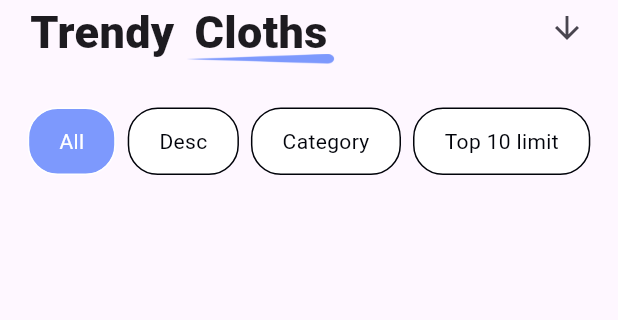
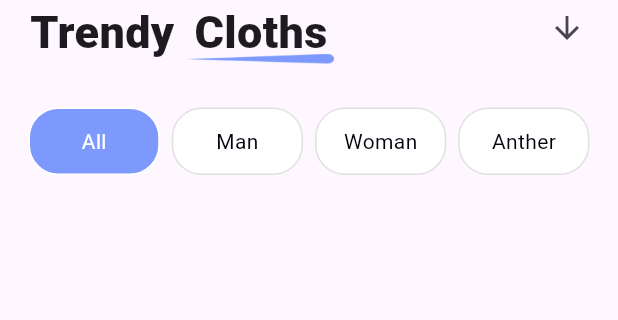
Before and after one commit to Zoz15/ecom, a Flutter app: the screen it shows after launch, on a phone screen of 412 x 824 dp, the part 95-415 px from its top. Run offline on Flutter 3.47's test engine with Material 3 defaults, Android fonts, the phone set to English and light mode, and no system bars; network calls fail.

Commit message:
[home Screen] add ather widget and api

```diff
--- a/lib/Screens/categry/desc.dart
+++ b/lib/Screens/categry/desc.dart
@@ -16,22 +16,17 @@ class _DescState extends State<Desc> {
 
   @override
   Widget build(BuildContext context) {
-    return FutureBuilder(
+    return Padding(
+      padding: const EdgeInsets.only(right: 15, left: 15),
+      child: FutureBuilder(
         future: funGetDesc(),
         builder: (context, snapshot) {
           if (snapshot.connectionState == ConnectionState.waiting) {
             return const Center(child: CircularProgressIndicator());
           } else
-        // if (snapshot.hasError) {
-        //   return Center(child: Text('Error: ${snapshot.error}'));
-        // } else if (!snapshot.hasData || snapshot.data == null) {
-        //   return const Expanded(
-        //       child: Center(child: Text('No products available')));
-        // } else
+
           {
             return GridView.builder(
-            //shrinkWrap: true,
-            //physics: const NeverScrollableScrollPhysics(),
               gridDelegate: const SliverGridDelegateWithFixedCrossAxisCount(
                 crossAxisCount: 2,
                 childAspectRatio: 2 / 3,
@@ -51,6 +46,7 @@ class _DescState extends State<Desc> {
             );
           }
         },
+      ),
     );
   }
 }
--- a/lib/Screens/home_screen.dart
+++ b/lib/Screens/home_screen.dart
@@ -1,5 +1,5 @@
 import 'package:ecomorse/Screens/categry/allproduct.dart';
-import 'package:ecomorse/model/get_all_prodactsJ.dart';
+import 'package:ecomorse/Screens/categry/categroy.dart';
 import 'package:flutter/material.dart';
 import 'package:ecomorse/constants/AppConstants.dart';
 import 'package:ecomorse/Widget/widget_of_homeScreen.dart';
@@ -8,14 +8,12 @@ import 'package:ecomorse/Screens/categry/desc.dart';
 late double height;
 late double width;
 
-
 class HomeScreen extends StatefulWidget {
   @override
   State<HomeScreen> createState() => _HomeScreenState();
 }
 
 class _HomeScreenState extends State<HomeScreen> {
-
   void updataSortProduct(String category) {
     setState(() {
       selectedCategory = category;
@@ -47,12 +45,9 @@ class _HomeScreenState extends State<HomeScreen> {
                 child: Column(
                   children: [
                     Padding(
-                      padding: const EdgeInsets.symmetric(vertical: 15),
-                      child: SingleChildScrollView(
-                        scrollDirection: Axis.horizontal,
-                        child: Category(
-                          onback: updateSelectedCategory,
-                        ),
+                      padding: const EdgeInsets.all(15),
+                      child: CategoryBar(
+                        onback: updateSelectedCategory,
                       ),
                     ),
                     //               ? contaner have radius only top
@@ -60,19 +55,11 @@ class _HomeScreenState extends State<HomeScreen> {
                     Expanded(
                       child: selectedCategory == 'All'
                           ? sortState
-                              ?  const Padding(
-                                  padding: EdgeInsets.only(right: 15, left: 15),
-                                  child: Desc(),
-                                )
-                              :  Padding(
-                                  padding: const EdgeInsets.only(right: 15, left: 15),
-                                  child: AllProductWidget(),
-                                )
-                          : Container(
-                              height: 100,
-                              width: 100,
-                              color: orange,
-                            ),
+                              ? const Desc()
+                              : AllProductWidget()
+                          : selectedCategory == 'Anther'
+                              ? Category(onSelected: updataSortProduct)
+                              : Container(),
                     ),
                   ],
                 ),
@@ -145,6 +132,7 @@ class _HomeScreenState extends State<HomeScreen> {
   // }
 }
 
+// ignore: must_be_immutable
 class Explore_frist_think_in_app extends StatefulWidget {
   Function(String) onback;
   Explore_frist_think_in_app({
--- a/lib/Widget/widget_of_homeScreen.dart
+++ b/lib/Widget/widget_of_homeScreen.dart
@@ -1,72 +1,76 @@
 import 'package:ecomorse/constants/AppConstants.dart';
 import 'package:flutter/material.dart';
 
-class NewWidget extends StatelessWidget {
-  const NewWidget({
-    super.key,
-  });
+// class NewWidget extends StatelessWidget {
+//   const NewWidget({
+//     super.key,
+//   });
 
-  @override
-  Widget build(BuildContext context) {
-    return Padding(
-      padding: const EdgeInsets.all(4.0),
-      child: Container(
-        height: 45,
-        padding: EdgeInsets.symmetric(horizontal: 15, vertical: 5),
-        child: Center(
-            child: Text(
-          'All product',
-          style: TextStyle(color: white),
-        )),
-        decoration: BoxDecoration(
-          borderRadius: BorderRadius.circular(25),
-          color: orange,
-        ),
-      ),
-    );
-  }
-}
+//   @override
+//   Widget build(BuildContext context) {
+//     return Padding(
+//       padding: const EdgeInsets.all(4.0),
+//       child: Container(
+//         height: 45,
+//         padding: EdgeInsets.symmetric(horizontal: 15, vertical: 5),
+//         child: Center(
+//             child: Text(
+//           'All product',
+//           style: TextStyle(color: white),
+//         )),
+//         decoration: BoxDecoration(
+//           borderRadius: BorderRadius.circular(25),
+//           color: orange,
+//         ),
+//       ),
+//     );
+//   }
+// }
 
 // ignore: must_be_immutable
 // ====================== Section of slide Under SearchBar ===============
-class Category extends StatefulWidget {
+class CategoryBar extends StatefulWidget {
   final Function(String) onback;
 
-  const Category({super.key, required this.onback});
+  const CategoryBar({super.key, required this.onback});
   @override
-  State<Category> createState() => _CategoryState();
+  State<CategoryBar> createState() => _CategoryBarState();
 }
 
-class _CategoryState extends State<Category> {
-  final List<String> category = ['All', 'Desc', 'Category', 'Top 10 limit'];
+class _CategoryBarState extends State<CategoryBar> {
+
 
   @override
   Widget build(BuildContext context) {
     return Row(
       children: category.map((cat) {
-        return InkWell(
+        return Expanded(
+          child: InkWell(
             onTap: () {
               selectedCategory = cat;
               widget.onback(cat);
             },
             child: Padding(
-            padding: EdgeInsets.all(4.0),
+              padding: const EdgeInsets.all(4.0),
               child: AnimatedContainer(
                 height: 45,
-              padding: const EdgeInsets.symmetric(horizontal: 20, vertical: 5),
+                padding: const EdgeInsets.symmetric(vertical: 5),
                 decoration: BoxDecoration(
                   borderRadius: BorderRadius.circular(20),
                   border: selectedCategory != cat
-                    ? Border.all(color: black)
+                      ? Border.all(color: Colors.black12)
                       : Border.all(color: white),
                   color: selectedCategory == cat ? blue : white,
                 ),
                 duration: const Duration(milliseconds: 500),
                 child: Center(
+                  child: Expanded(
                     child: Text(
                       cat,
                       style: TextStyle(
                         color: selectedCategory == cat ? Colors.white : black,
+                      ),
+                    ),
                   ),
                 ),
               ),
@@ -78,23 +82,23 @@ class _CategoryState extends State<Category> {
   }
 }
 
-Padding Section_of_slide_Under_SearchBarStatee(String name_of_section) {
-  return Padding(
-    padding: EdgeInsets.all(4.0),
-    child: AnimatedContainer(
-      height: 45,
-      padding: const EdgeInsets.symmetric(horizontal: 20, vertical: 5),
-      decoration: BoxDecoration(
-        borderRadius: BorderRadius.circular(25),
-        color: selectedCategory == name_of_section ? orange : orangelite,
-      ),
-      duration: const Duration(milliseconds: 500),
-      child: Center(
-          child: Text(
-        name_of_section,
-        style: TextStyle(
-            color: selectedCategory == name_of_section ? white : orange),
-      )),
-    ),
-  );
-}
+// Padding Section_of_slide_Under_SearchBarStatee(String name_of_section) {
+//   return Padding(
+//     padding: EdgeInsets.all(4.0),
+//     child: AnimatedContainer(
+//       height: 45,
+//       padding: const EdgeInsets.symmetric(horizontal: 20, vertical: 5),
+//       decoration: BoxDecoration(
+//         borderRadius: BorderRadius.circular(25),
+//         color: selectedCategory == name_of_section ? orange : orangelite,
+//       ),
+//       duration: const Duration(milliseconds: 500),
+//       child: Center(
+//           child: Text(
+//         name_of_section,
+//         style: TextStyle(
+//             color: selectedCategory == name_of_section ? white : orange),
+//       )),
+//     ),
+//   );
+// }
--- a/lib/constants/AppConstants.dart
+++ b/lib/constants/AppConstants.dart
@@ -1,34 +1,42 @@
-import 'package:ecomorse/model/get_all_prodactsJ.dart';
+import 'package:ecomorse/model/get_all_prodacts.dart';
 import 'package:ecomorse/model/get_desc.dart';
+import 'package:ecomorse/model/get_jewelery.dart';
 import 'package:flutter/material.dart';
 
 double hightoffiald = 50;
 double radius = 10;
 
-Color blue = Color(0xff7d99fd);
-Color liteBlue = Color(0xffecf0ff);
-Color black = Color(0xff01030a);
-Color white = Color(0xffffffff);
+final Color blue = Color(0xff7d99fd);
+final Color liteBlue = Color(0xffecf0ff);
+final Color black = Color(0xff01030a);
+final Color white = Color(0xffffffff);
 
-Color orange = Color(0xfffd7819);
-
-Color orangelite = Color(0xfff3e5da);
-
-//List category = [, 'Dosc', 'Category', 'Top 10 limet'];
+//List category = [, 'Dosc',  'Anther', 'Top 10 limet'];
 // String allproduct = ;
 // String desc = ;
 // String category = ;
 // String top_10 = ;
 
 String selectedCategory = 'All';
+String selectedCategoryLevel2 = 'Electronics';
+String dropdownValue = '';
 bool sortState = true;
 
 // !================= the list ================
 List<AllProducts> list_of_allProducts = [];
 List<DescProduct> list_of_desc = [];
+List<Jewelery_Electronics> list_of_jewelery_and_electronics = [];
+// List<Jewelery_Electronics> list_of_electronics = [];
 List<String> list_of_Categories = [];
+final List<String> category = [
+  'All',
+  'Man',
+  'Woman',
+  'Anther',
+];
+final List<String> electronicsandjewelery = ['Electronics', 'Jewelery'];
 
-// ignore: must_be_immutable
+// ignore: must_be_immutable, camel_case_types
 class size extends StatelessWidget {
   double h;
   double w;
--- a/lib/model/get_all_prodactsJ.dart
+++ b/lib/model/get_all_prodacts.dart
@@ -6,20 +6,21 @@ class AllProducts {
   String? description;
   String? image;
 
-  AllProducts({
-    this.id,
-    this.title,
-    this.price,
-    this.category,
-    this.description,
-    this.image
-  });
+  AllProducts(
+      {this.id,
+      this.title,
+      this.price,
+      this.category,
+      this.description,
+      this.image});
 
   AllProducts.fromJson(Map<String, dynamic> json) {
     id = json['id'];
     title = json['title'];
-    price = json['price'] is int ? (json['price'] as int).toDouble() : json['price'];
-    category = json['category'];
+    price = json['price'] is int
+        ? (json['price'] as int).toDouble()
+        : json['price'];
+    category = json['Anther'];
     description = json['description'];
     image = json['image'];
   }
@@ -29,7 +30,7 @@ class AllProducts {
     data['id'] = this.id;
     data['title'] = this.title;
     data['price'] = this.price;
-    data['category'] = this.category;
+    data['Anther'] = this.category;
     data['description'] = this.description;
     data['image'] = this.image;
     return data;
--- a/lib/model/get_desc.dart
+++ b/lib/model/get_desc.dart
@@ -21,9 +21,9 @@ class DescProduct {
     return DescProduct(
       id: json['id'],
       title: json['title'],
-      price: (json['price'] as num?)?.toDouble(),  // Convert to double
+      price: (json['price'] as num?)?.toDouble(), // Convert to double
       description: json['description'],
-      category: json['category'],
+      category: json['Anther'],
       image: json['image'],
       rating: json['rating'] != null ? Rating.fromJson(json['rating']) : null,
     );
@@ -35,7 +35,7 @@ class DescProduct {
     data['title'] = this.title;
     data['price'] = this.price;
     data['description'] = this.description;
-    data['category'] = this.category;
+    data['Anther'] = this.category;
     data['image'] = this.image;
     if (this.rating != null) {
       data['rating'] = this.rating!.toJson();
@@ -52,7 +52,7 @@ class Rating {
 
   factory Rating.fromJson(Map<String, dynamic> json) {
     return Rating(
-      rate: (json['rate'] as num?)?.toDouble(),  // Convert to double
+      rate: (json['rate'] as num?)?.toDouble(), // Convert to double
       count: json['count'],
     );
   }
```
Also changed, not shown: lib/Screens/categry/allproduct.dart (+5 -2 lines), lib/Screens/categry/categroy.dart (+94 -6 lines), lib/model/get_form_api.dart (+67 -3 lines), lib/model/get_jewelery.dart (added, +61 -0 lines). Lines whose indentation alone changed are shown as unchanged.
